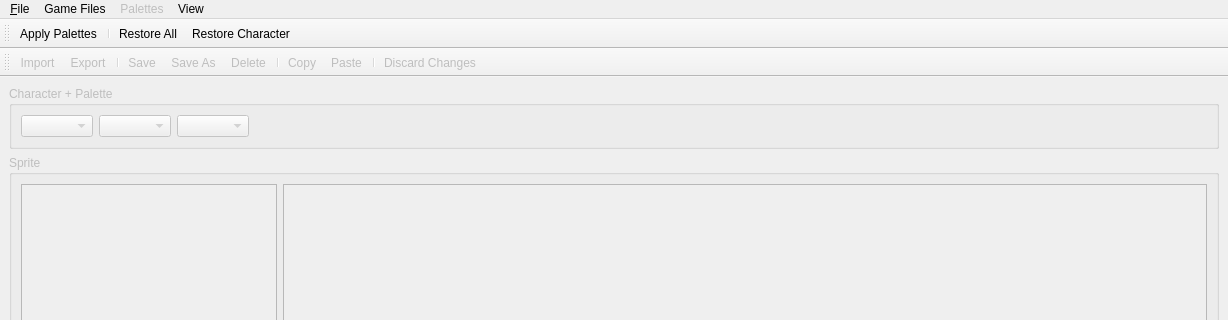
Old version of the form bbsed/ui/mainwindow.ui in the repository slacknate/bbsed; both pictures show x 0 to 1228 and y 0 to 320 of the 1228 by 853 pixel window.
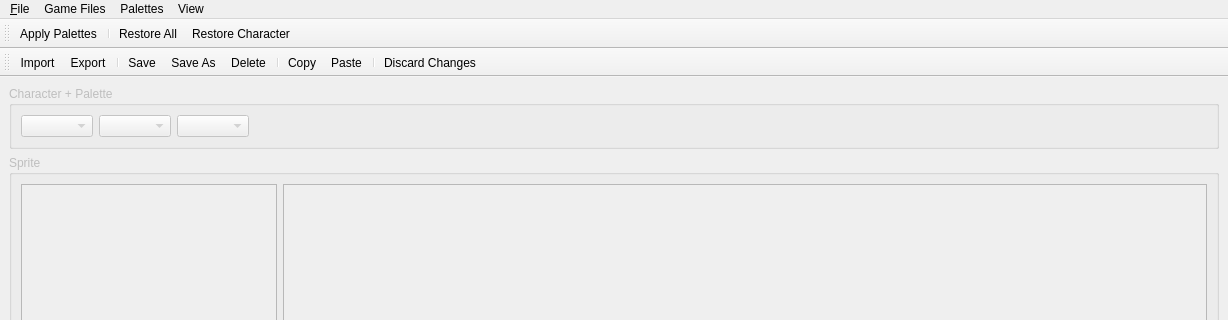
New version of the form.

Commit message:
[mainwindow] smarter UI/UX for palette actions
 - we should not just disabled the whole toolbar and menu
   at launch; this disallows Import/Export when these
   operations do not require palettes to be loaded
 - Discard is now only enabled when a selected palettes
   has active changes

```diff
--- a/bbsed/ui/mainwindow.ui
+++ b/bbsed/ui/mainwindow.ui
@@ -143,7 +143,7 @@
    </widget>
    <widget class="QMenu" name="palettes_menu">
     <property name="enabled">
-     <bool>false</bool>
+     <bool>true</bool>
     </property>
     <property name="title">
      <string>Palettes</string>
@@ -179,7 +179,7 @@
   </widget>
   <widget class="QToolBar" name="palettes_toolbar">
    <property name="enabled">
-    <bool>false</bool>
+    <bool>true</bool>
    </property>
    <property name="windowTitle">
     <string>toolBar</string>
```
The commit also changes 2 other files.
